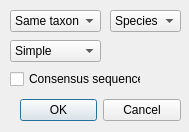
The window that ui/Reduction.ui (pkviatko/SHaRK) describes before a commit, drawn with Qt 5.
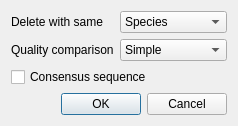
The same window after the commit.

```diff
--- a/ui/Reduction.ui
+++ b/ui/Reduction.ui
@@ -6,58 +6,23 @@
    <rect>
     <x>0</x>
     <y>0</y>
-    <width>189</width>
-    <height>132</height>
+    <width>208</width>
+    <height>119</height>
    </rect>
   </property>
   <property name="windowTitle">
    <string>Dialog</string>
   </property>
-  <widget class="QDialogButtonBox" name="buttonBox">
-   <property name="geometry">
-    <rect>
-     <x>20</x>
-     <y>90</y>
-     <width>161</width>
-     <height>41</height>
-    </rect>
-   </property>
-   <property name="orientation">
-    <enum>Qt::Horizontal</enum>
-   </property>
-   <property name="standardButtons">
-    <set>QDialogButtonBox::Cancel|QDialogButtonBox::Ok</set>
-   </property>
-  </widget>
-  <widget class="QComboBox" name="comboBox">
-   <property name="geometry">
-    <rect>
-     <x>10</x>
-     <y>10</y>
-     <width>91</width>
-     <height>22</height>
-    </rect>
-   </property>
-   <item>
+  <layout class="QGridLayout" name="gridLayout">
+   <item row="0" column="0">
+    <widget class="QLabel" name="label">
     <property name="text">
-     <string>Same taxon</string>
-    </property>
-   </item>
-   <item>
-    <property name="text">
-     <string>Same locus</string>
-    </property>
-   </item>
-  </widget>
+      <string>Delete with same</string>
+     </property>
+    </widget>
+   </item>
+   <item row="0" column="1">
   <widget class="QComboBox" name="comboBox_2">
-   <property name="geometry">
-    <rect>
-     <x>110</x>
-     <y>10</y>
-     <width>71</width>
-     <height>22</height>
-    </rect>
-   </property>
    <item>
     <property name="text">
      <string>Species</string>
@@ -73,16 +38,22 @@
      <string>Family</string>
     </property>
    </item>
-  </widget>
+     <item>
+      <property name="text">
+       <string>Locus</string>
+      </property>
+     </item>
+    </widget>
+   </item>
+   <item row="1" column="0">
+    <widget class="QLabel" name="label_2">
+     <property name="text">
+      <string>Quality comparison</string>
+     </property>
+    </widget>
+   </item>
+   <item row="1" column="1">
   <widget class="QComboBox" name="comboBox_3">
-   <property name="geometry">
-    <rect>
-     <x>10</x>
-     <y>40</y>
-     <width>91</width>
-     <height>22</height>
-    </rect>
-   </property>
    <item>
     <property name="text">
      <string>Simple</string>
@@ -90,23 +61,29 @@
    </item>
    <item>
     <property name="text">
-     <string>MUSCLE</string>
+       <string>with MUSCLE</string>
     </property>
    </item>
   </widget>
+   </item>
+   <item row="2" column="0" colspan="2">
   <widget class="QCheckBox" name="checkBox">
-   <property name="geometry">
-    <rect>
-     <x>10</x>
-     <y>70</y>
-     <width>131</width>
-     <height>18</height>
-    </rect>
-   </property>
    <property name="text">
     <string>Consensus sequence</string>
    </property>
   </widget>
+   </item>
+   <item row="3" column="0" colspan="2">
+    <widget class="QDialogButtonBox" name="buttonBox">
+     <property name="orientation">
+      <enum>Qt::Horizontal</enum>
+     </property>
+     <property name="standardButtons">
+      <set>QDialogButtonBox::Cancel|QDialogButtonBox::Ok</set>
+     </property>
+    </widget>
+   </item>
+  </layout>
  </widget>
  <resources/>
  <connections>
```
Lines whose indentation alone changed are shown as unchanged.
